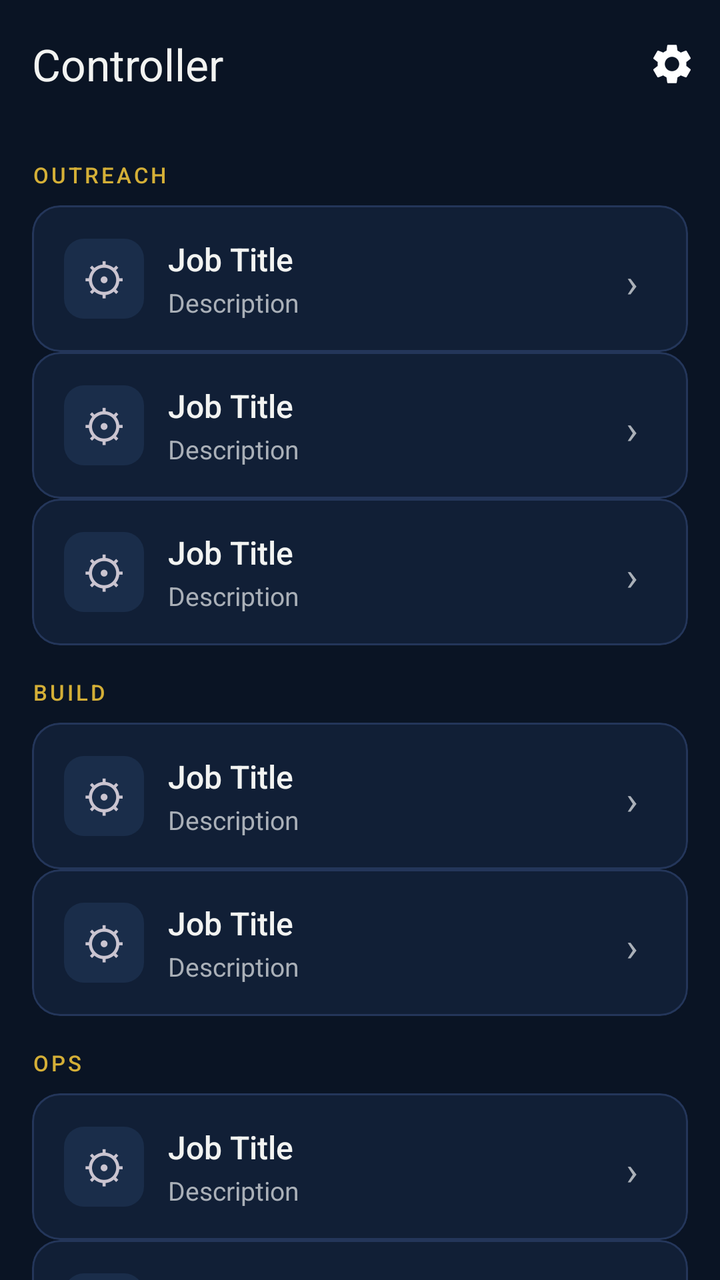
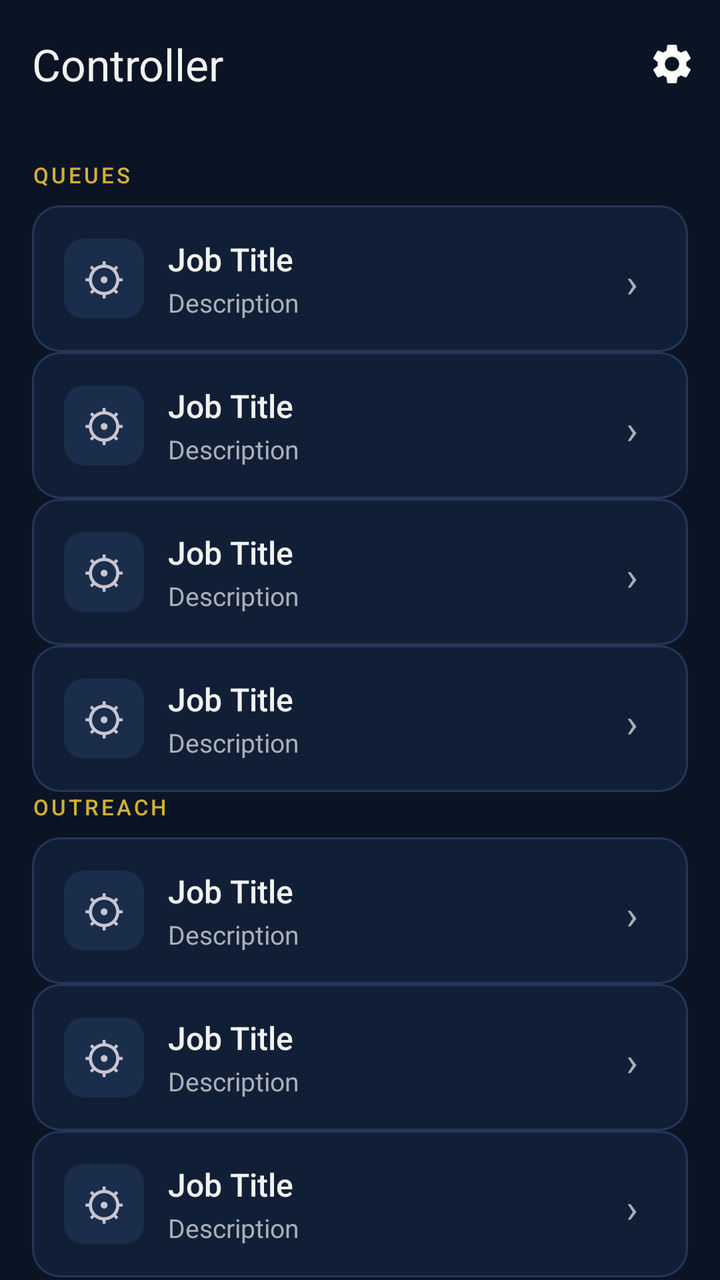

The first picture is an Android layout as it rendered before a commit; the second is the same layout after the commit. The layout source and the unified diff follow.
<!-- AndroidManifest.xml: application theme Theme.ClaudeController -->
<!-- res/layout/activity_main.xml -->
<?xml version="1.0" encoding="utf-8"?>
<androidx.coordinatorlayout.widget.CoordinatorLayout
    xmlns:android="http://schemas.android.com/apk/res/android"
    xmlns:app="http://schemas.android.com/apk/res-auto"
    android:layout_width="match_parent"
    android:layout_height="match_parent"
    android:background="@color/bg">

    <com.google.android.material.appbar.AppBarLayout
        android:layout_width="match_parent"
        android:layout_height="wrap_content"
        android:background="@color/bg"
        app:elevation="0dp">

        <com.google.android.material.appbar.MaterialToolbar
            android:id="@+id/toolbar"
            android:layout_width="match_parent"
            android:layout_height="?attr/actionBarSize"
            android:background="@color/bg"
            app:title="Controller"
            app:titleTextColor="@color/ink"
            app:menu="@menu/menu_main" />

    </com.google.android.material.appbar.AppBarLayout>

    <androidx.core.widget.NestedScrollView
        android:layout_width="match_parent"
        android:layout_height="match_parent"
        app:layout_behavior="@string/appbar_scrolling_view_behavior"
        android:padding="16dp"
        android:clipToPadding="false">

        <LinearLayout
            android:layout_width="match_parent"
            android:layout_height="wrap_content"
            android:orientation="vertical"
            android:gap="12dp">

            
            <TextView
                android:layout_width="match_parent"
                android:layout_height="wrap_content"
                android:text="OUTREACH"
                android:textColor="@color/gold"
                android:textSize="11sp"
                android:letterSpacing="0.12"
                android:fontFamily="sans-serif-medium"
                android:layout_marginBottom="8dp" />

            <include layout="@layout/job_card"
                android:id="@+id/cardFindProspects" />

            <include layout="@layout/job_card"
                android:id="@+id/cardDraftEmail" />

            <include layout="@layout/job_card"
                android:id="@+id/cardCheckInbox" />

            
            <TextView
                android:layout_width="match_parent"
                android:layout_height="wrap_content"
                android:text="BUILD"
                android:textColor="@color/gold"
                android:textSize="11sp"
                android:letterSpacing="0.12"
                android:fontFamily="sans-serif-medium"
                android:layout_marginTop="16dp"
                android:layout_marginBottom="8dp" />

            <include layout="@layout/job_card"
                android:id="@+id/cardBuildDemo" />

            <include layout="@layout/job_card"
                android:id="@+id/cardAuditSite" />

            
            <TextView
                android:layout_width="match_parent"
                android:layout_height="wrap_content"
                android:text="OPS"
                android:textColor="@color/gold"
                android:textSize="11sp"
                android:letterSpacing="0.12"
                android:fontFamily="sans-serif-medium"
                android:layout_marginTop="16dp"
                android:layout_marginBottom="8dp" />

            <include layout="@layout/job_card"
                android:id="@+id/cardRunRunbook" />

            <include layout="@layout/job_card"
                android:id="@+id/cardCustomJob" />

            
            <TextView
                android:layout_width="match_parent"
                android:layout_height="wrap_content"
                android:text="RECEPTIONIST"
                android:textColor="@color/gold"
                android:textSize="11sp"
                android:letterSpacing="0.12"
                android:fontFamily="sans-serif-medium"
                android:layout_marginTop="16dp"
                android:layout_marginBottom="8dp" />

            <include layout="@layout/job_card"
                android:id="@+id/cardReceptionistBuildProfile" />

            <include layout="@layout/job_card"
                android:id="@+id/cardReceptionistDraftReply" />

            <include layout="@layout/job_card"
                android:id="@+id/cardReceptionistTest" />

            <include layout="@layout/job_card"
                android:id="@+id/cardReceptionistPitch" />

            <include layout="@layout/job_card"
                android:id="@+id/cardReceptionistOnboard" />

        </LinearLayout>

    </androidx.core.widget.NestedScrollView>

</androidx.coordinatorlayout.widget.CoordinatorLayout>
<!-- res/layout/job_card.xml (included above) -->
<?xml version="1.0" encoding="utf-8"?>
<com.google.android.material.card.MaterialCardView
    xmlns:android="http://schemas.android.com/apk/res/android"
    xmlns:app="http://schemas.android.com/apk/res-auto"
    android:layout_width="match_parent"
    android:layout_height="wrap_content"
    app:cardBackgroundColor="@color/surface"
    app:cardCornerRadius="14dp"
    app:cardElevation="0dp"
    app:strokeColor="@color/line"
    app:strokeWidth="1dp"
    android:clickable="true"
    android:focusable="true"
    android:foreground="?attr/selectableItemBackground">

    <LinearLayout
        android:layout_width="match_parent"
        android:layout_height="wrap_content"
        android:orientation="horizontal"
        android:padding="16dp"
        android:gravity="center_vertical">

        <TextView
            android:id="@+id/jobIcon"
            android:layout_width="40dp"
            android:layout_height="40dp"
            android:gravity="center"
            android:textSize="22sp"
            android:background="@drawable/icon_bg"
            android:text="⚙" />

        <LinearLayout
            android:layout_width="0dp"
            android:layout_height="wrap_content"
            android:layout_weight="1"
            android:orientation="vertical"
            android:layout_marginStart="12dp">

            <TextView
                android:id="@+id/jobTitle"
                android:layout_width="match_parent"
                android:layout_height="wrap_content"
                android:text="Job Title"
                android:textColor="@color/ink"
                android:textSize="16sp"
                android:fontFamily="sans-serif-medium" />

            <TextView
                android:id="@+id/jobSubtitle"
                android:layout_width="match_parent"
                android:layout_height="wrap_content"
                android:text="Description"
                android:textColor="@color/muted"
                android:textSize="13sp"
                android:layout_marginTop="2dp" />

        </LinearLayout>

        <TextView
            android:layout_width="24dp"
            android:layout_height="24dp"
            android:gravity="center"
            android:text="›"
            android:textColor="@color/muted"
            android:textSize="20sp" />

    </LinearLayout>

</com.google.android.material.card.MaterialCardView>
<!-- resources referenced by this layout -->
<resources>
  <color name="bg">#0A1424</color>
  <color name="gold">#D4AF37</color>
  <color name="ink">#F2F3F1</color>
  <color name="line">#24365A</color>
  <color name="muted">#AAB0B8</color>
  <color name="surface">#111F36</color>
  <!-- drawable icon_bg (drawable) -->
  <?xml version="1.0" encoding="utf-8"?>
  <shape xmlns:android="http://schemas.android.com/apk/res/android"
      android:shape="rectangle">
      <corners android:radius="10dp" />
      <solid android:color="#1A2D4A" />
  </shape>
  <style name="Theme.ClaudeController" parent="Theme.Material3.Dark">
          <item name="colorPrimary">@color/gold</item>
          <item name="colorOnPrimary">@color/bg</item>
          <item name="colorPrimaryContainer">@color/surface2</item>
          <item name="colorOnPrimaryContainer">@color/ink</item>
          <item name="colorSurface">@color/surface</item>
          <item name="colorOnSurface">@color/ink</item>
          <item name="colorSurfaceVariant">@color/surface2</item>
          <item name="colorOnSurfaceVariant">@color/muted</item>
          <item name="android:windowBackground">@color/bg</item>
          <item name="android:statusBarColor">@color/bg</item>
          <item name="android:navigationBarColor">@color/bg</item>
      </style>
  <color name="surface2">#1A2D4A</color>
</resources>

<!-- the commit's change to res/layout/activity_main.xml (unified diff, before → after) -->
@@ -35,6 +35,29 @@
             android:layout_height="wrap_content"
             android:orientation="vertical"
             android:gap="12dp">
+
+            
+            <TextView
+                android:layout_width="match_parent"
+                android:layout_height="wrap_content"
+                android:text="QUEUES"
+                android:textColor="@color/gold"
+                android:textSize="11sp"
+                android:letterSpacing="0.12"
+                android:fontFamily="sans-serif-medium"
+                android:layout_marginBottom="8dp" />
+
+            <include layout="@layout/job_card"
+                android:id="@+id/cardQueueOutreach" />
+
+            <include layout="@layout/job_card"
+                android:id="@+id/cardQueueReceptionist" />
+
+            <include layout="@layout/job_card"
+                android:id="@+id/cardQueueSiteBuild" />
+
+            <include layout="@layout/job_card"
+                android:id="@+id/cardQueueDailyOps" />
 
             
             <TextView
